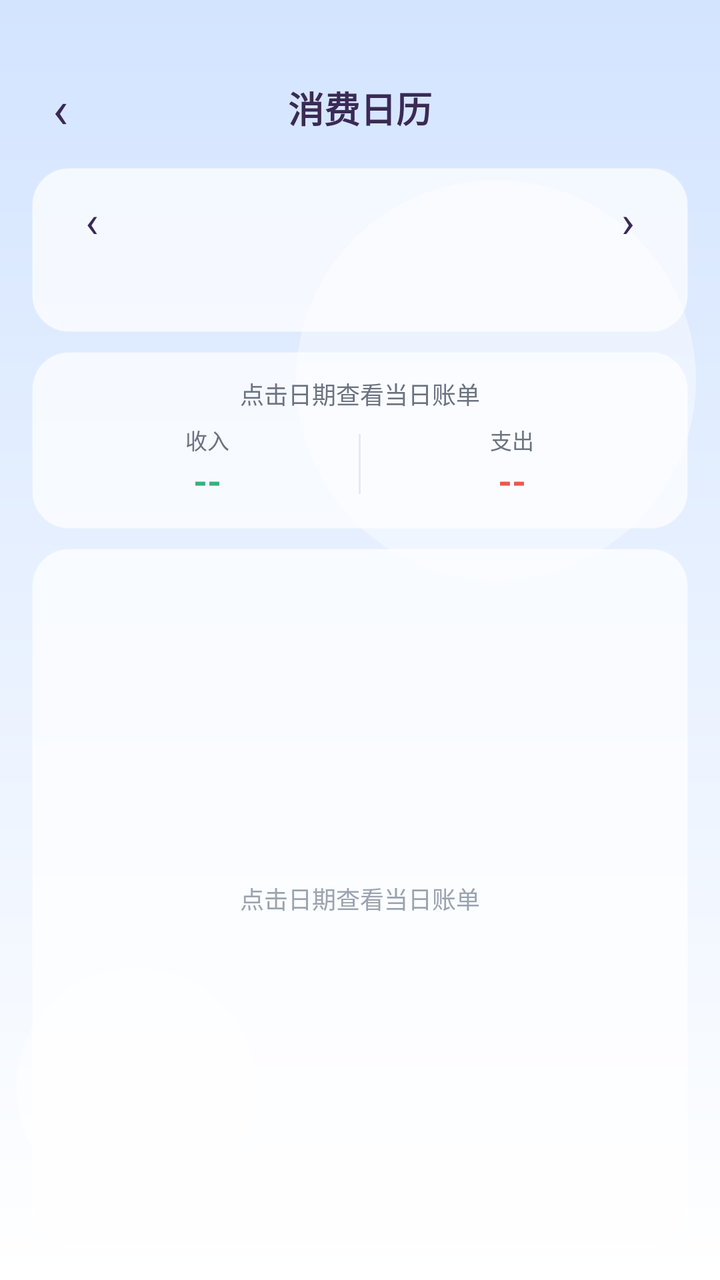
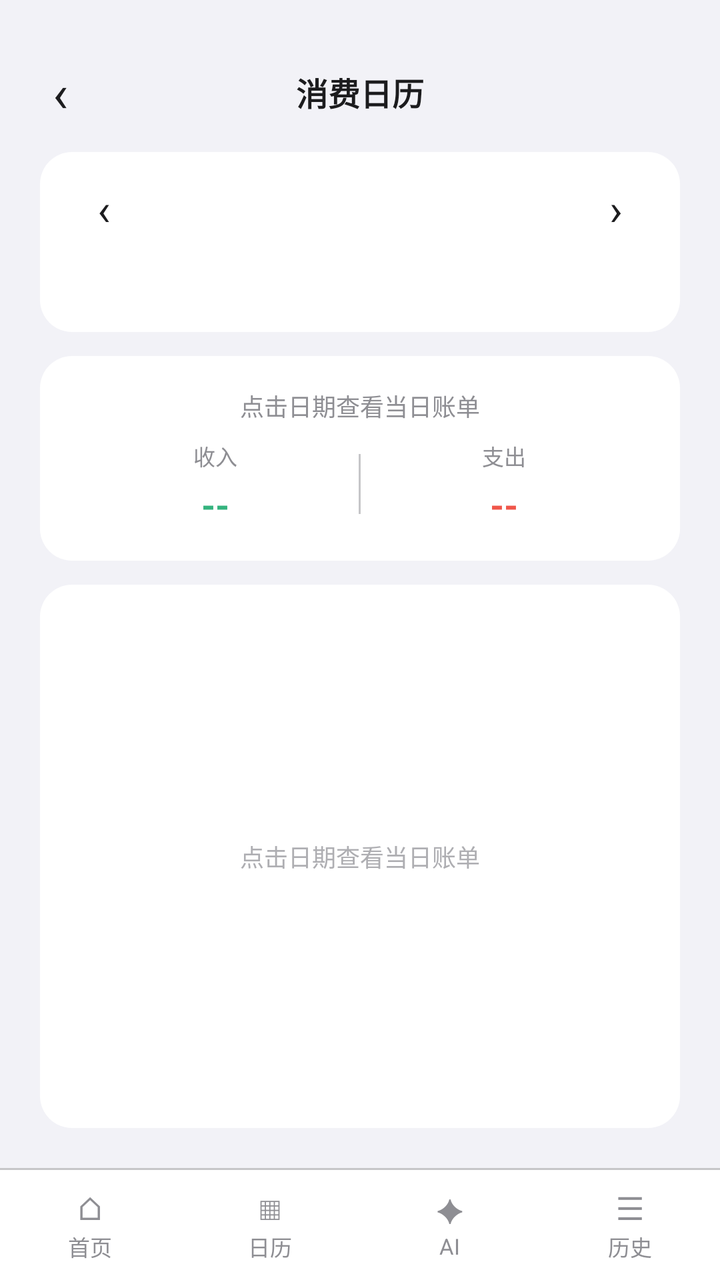

Before-and-after screenshots of an Android layout around one commit, followed by the original layout XML and the change that was made.
<!-- AndroidManifest.xml: application theme Theme.StudentBill -->
<!-- res/layout/activity_calendar.xml -->
<?xml version="1.0" encoding="utf-8"?>
<LinearLayout xmlns:android="http://schemas.android.com/apk/res/android"
    android:layout_width="match_parent"
    android:layout_height="match_parent"
    android:background="@drawable/bg_page_gradient"
    android:orientation="vertical">

    
    <LinearLayout
        android:layout_width="match_parent"
        android:layout_height="wrap_content"
        android:gravity="center_vertical"
        android:orientation="horizontal"
        android:paddingStart="8dp"
        android:paddingTop="32dp"
        android:paddingEnd="8dp"
        android:paddingBottom="8dp">

        <TextView
            android:id="@+id/btnBack"
            android:layout_width="44dp"
            android:layout_height="44dp"
            android:background="?attr/selectableItemBackgroundBorderless"
            android:clickable="true"
            android:contentDescription="@string/chat_back"
            android:focusable="true"
            android:gravity="center"
            android:text="@string/chat_back"
            android:textColor="@color/candy_ink"
            android:textSize="26sp" />

        <TextView
            android:id="@+id/tvTitle"
            android:layout_width="0dp"
            android:layout_height="wrap_content"
            android:layout_weight="1"
            android:gravity="center"
            android:text="@string/calendar_title"
            android:textColor="@color/candy_ink"
            android:textSize="18sp"
            android:textStyle="bold" />

        <View
            android:layout_width="44dp"
            android:layout_height="44dp" />

    </LinearLayout>

    
    <LinearLayout
        android:layout_width="match_parent"
        android:layout_height="wrap_content"
        android:layout_marginStart="16dp"
        android:layout_marginEnd="16dp"
        android:background="@drawable/bg_candy_glass"
        android:orientation="vertical"
        android:paddingStart="10dp"
        android:paddingTop="6dp"
        android:paddingEnd="10dp"
        android:paddingBottom="10dp">

        <LinearLayout
            android:layout_width="match_parent"
            android:layout_height="wrap_content"
            android:gravity="center_vertical"
            android:orientation="horizontal">

            <TextView
                android:id="@+id/btnPrevMonth"
                android:layout_width="40dp"
                android:layout_height="40dp"
                android:background="?attr/selectableItemBackgroundBorderless"
                android:clickable="true"
                android:contentDescription="@string/month_picker_label"
                android:focusable="true"
                android:gravity="center"
                android:text="@string/calendar_arrow_prev"
                android:textColor="@color/candy_ink"
                android:textSize="22sp" />

            <TextView
                android:id="@+id/tvMonthLabel"
                android:layout_width="0dp"
                android:layout_height="wrap_content"
                android:layout_weight="1"
                android:gravity="center"
                android:textColor="@color/candy_ink"
                android:textSize="16sp"
                android:textStyle="bold" />

            <TextView
                android:id="@+id/btnNextMonth"
                android:layout_width="40dp"
                android:layout_height="40dp"
                android:background="?attr/selectableItemBackgroundBorderless"
                android:clickable="true"
                android:contentDescription="@string/month_picker_label"
                android:focusable="true"
                android:gravity="center"
                android:text="@string/calendar_arrow_next"
                android:textColor="@color/candy_ink"
                android:textSize="22sp" />

        </LinearLayout>

        <LinearLayout
            android:id="@+id/weekHeaderRow"
            android:layout_width="match_parent"
            android:layout_height="26dp"
            android:orientation="horizontal" />

        <LinearLayout
            android:id="@+id/calendarGrid"
            android:layout_width="match_parent"
            android:layout_height="wrap_content"
            android:orientation="vertical" />

    </LinearLayout>

    
    <LinearLayout
        android:layout_width="match_parent"
        android:layout_height="wrap_content"
        android:layout_marginStart="16dp"
        android:layout_marginTop="10dp"
        android:layout_marginEnd="16dp"
        android:background="@drawable/bg_candy_glass"
        android:orientation="vertical"
        android:padding="12dp">

        <TextView
            android:id="@+id/tvSummaryDate"
            android:layout_width="match_parent"
            android:layout_height="wrap_content"
            android:gravity="center"
            android:text="@string/calendar_select_hint"
            android:textColor="@color/text_secondary"
            android:textSize="@dimen/text_caption" />

        <LinearLayout
            android:layout_width="match_parent"
            android:layout_height="wrap_content"
            android:layout_marginTop="6dp"
            android:gravity="center_vertical"
            android:orientation="horizontal">

            <LinearLayout
                android:layout_width="0dp"
                android:layout_height="wrap_content"
                android:layout_weight="1"
                android:gravity="center"
                android:orientation="vertical">

                <TextView
                    android:layout_width="wrap_content"
                    android:layout_height="wrap_content"
                    android:text="@string/calendar_income_label"
                    android:textColor="@color/text_secondary"
                    android:textSize="11sp" />

                <TextView
                    android:id="@+id/tvDayIncome"
                    android:layout_width="wrap_content"
                    android:layout_height="wrap_content"
                    android:text="--"
                    android:textColor="@color/color_income"
                    android:textSize="18sp"
                    android:textStyle="bold" />

            </LinearLayout>

            <View
                android:layout_width="1dp"
                android:layout_height="30dp"
                android:background="@color/divider" />

            <LinearLayout
                android:layout_width="0dp"
                android:layout_height="wrap_content"
                android:layout_weight="1"
                android:gravity="center"
                android:orientation="vertical">

                <TextView
                    android:layout_width="wrap_content"
                    android:layout_height="wrap_content"
                    android:text="@string/calendar_expense_label"
                    android:textColor="@color/text_secondary"
                    android:textSize="11sp" />

                <TextView
                    android:id="@+id/tvDayExpense"
                    android:layout_width="wrap_content"
                    android:layout_height="wrap_content"
                    android:text="--"
                    android:textColor="@color/color_warning"
                    android:textSize="18sp"
                    android:textStyle="bold" />

            </LinearLayout>

        </LinearLayout>

    </LinearLayout>

    
    <FrameLayout
        android:layout_width="match_parent"
        android:layout_height="0dp"
        android:layout_weight="1"
        android:layout_marginStart="16dp"
        android:layout_marginTop="10dp"
        android:layout_marginEnd="16dp"
        android:layout_marginBottom="16dp"
        android:background="@drawable/bg_candy_glass">

        <androidx.recyclerview.widget.RecyclerView
            android:id="@+id/rvDayBills"
            android:layout_width="match_parent"
            android:layout_height="match_parent"
            android:clipToPadding="false"
            android:padding="10dp"
            android:scrollbars="none" />

        <TextView
            android:id="@+id/tvDayEmpty"
            android:layout_width="match_parent"
            android:layout_height="match_parent"
            android:gravity="center"
            android:text="@string/calendar_select_hint"
            android:textColor="@color/text_hint"
            android:textSize="@dimen/text_caption" />

    </FrameLayout>

</LinearLayout>
<!-- resources referenced by this layout -->
<resources>
  <color name="candy_ink">#3A2A55</color>
  <color name="color_income">#34B37E</color>
  <color name="color_warning">#F0564A</color>
  <color name="divider">#E5E9F2</color>
  <color name="text_hint">#9AA3AF</color>
  <color name="text_secondary">#6B7280</color>
  <dimen name="text_caption">12sp</dimen>
  <!-- drawable bg_candy_glass (drawable) -->
  <?xml version="1.0" encoding="utf-8"?>
  <shape xmlns:android="http://schemas.android.com/apk/res/android"
      android:shape="rectangle">
      <solid android:color="@color/candy_glass" />
      <corners android:radius="18dp" />
      <stroke
          android:width="1dp"
          android:color="@color/candy_line" />
  </shape>
  <!-- drawable bg_page_gradient (drawable) -->
  <?xml version="1.0" encoding="utf-8"?>
  <layer-list xmlns:android="http://schemas.android.com/apk/res/android">
  
      
      <item>
          <shape android:shape="rectangle">
              <gradient
                  android:angle="270"
                  android:endColor="@color/bg_card"
                  android:startColor="@color/page_blue" />
          </shape>
      </item>
  
      
      <item
          android:width="200dp"
          android:height="200dp"
          android:gravity="top|end"
          android:right="12dp"
          android:top="90dp">
          <shape android:shape="oval">
              <solid android:color="@color/page_bubble" />
          </shape>
      </item>
  
      <item
          android:width="120dp"
          android:height="120dp"
          android:gravity="bottom|start"
          android:bottom="36dp"
          android:left="8dp">
          <shape android:shape="oval">
              <solid android:color="@color/page_bubble" />
          </shape>
      </item>
  
  </layer-list>
  <string name="calendar_arrow_next">›</string>
  <string name="calendar_arrow_prev">‹</string>
  <string name="calendar_expense_label">支出</string>
  <string name="calendar_income_label">收入</string>
  <string name="calendar_select_hint">点击日期查看当日账单</string>
  <string name="calendar_title">消费日历</string>
  <string name="chat_back">‹</string>
  <string name="month_picker_label">切换月份</string>
  <style name="Theme.StudentBill" parent="Theme.AppCompat.Light.NoActionBar">
          <item name="colorPrimary">@color/color_primary</item>
          <item name="colorPrimaryDark">@color/color_primary_dark</item>
          <item name="colorAccent">@color/color_primary</item>
          <item name="android:windowLightStatusBar">true</item>
          <item name="android:statusBarColor">@color/page_blue</item>
          <item name="android:navigationBarColor">@color/bg_card</item>
          <item name="android:windowBackground">@drawable/bg_page_gradient</item>
          <item name="android:textColorPrimary">@color/text_primary</item>
          <item name="android:textColorSecondary">@color/text_secondary</item>
      </style>
  <color name="candy_glass">#B8FFFFFF</color>
  <color name="candy_line">#59FFFFFF</color>
  <color name="bg_card">#FFFFFF</color>
  <color name="page_blue">#D3E4FF</color>
  <color name="page_bubble">#66FFFFFF</color>
  <color name="color_primary">#2F6FED</color>
  <color name="color_primary_dark">#1E4FBD</color>
  <color name="text_primary">#1F2430</color>
</resources>

<!-- the commit's change to res/layout/activity_calendar.xml (unified diff, before → after) -->
@@ -11,10 +11,10 @@
         android:layout_height="wrap_content"
         android:gravity="center_vertical"
         android:orientation="horizontal"
-        android:paddingStart="8dp"
-        android:paddingTop="32dp"
-        android:paddingEnd="8dp"
-        android:paddingBottom="8dp">
+        android:paddingStart="@dimen/space_sm"
+        android:paddingTop="@dimen/space_xl"
+        android:paddingEnd="@dimen/space_sm"
+        android:paddingBottom="@dimen/space_sm">
 
         <TextView
             android:id="@+id/btnBack"
@@ -26,7 +26,7 @@
             android:focusable="true"
             android:gravity="center"
             android:text="@string/chat_back"
-            android:textColor="@color/candy_ink"
+            android:textColor="@color/text_primary"
             android:textSize="26sp" />
 
         <TextView
@@ -36,8 +36,8 @@
             android:layout_weight="1"
             android:gravity="center"
             android:text="@string/calendar_title"
-            android:textColor="@color/candy_ink"
-            android:textSize="18sp"
+            android:textColor="@color/text_primary"
+            android:textSize="@dimen/text_card_title"
             android:textStyle="bold" />
 
         <View
@@ -50,14 +50,15 @@
     <LinearLayout
         android:layout_width="match_parent"
         android:layout_height="wrap_content"
-        android:layout_marginStart="16dp"
-        android:layout_marginEnd="16dp"
-        android:background="@drawable/bg_candy_glass"
+        android:layout_marginStart="@dimen/page_padding"
+        android:layout_marginEnd="@dimen/page_padding"
+        android:background="@drawable/bg_card"
+        android:elevation="0dp"
         android:orientation="vertical"
-        android:paddingStart="10dp"
-        android:paddingTop="6dp"
-        android:paddingEnd="10dp"
-        android:paddingBottom="10dp">
+        android:paddingStart="@dimen/space_md"
+        android:paddingTop="@dimen/space_sm"
+        android:paddingEnd="@dimen/space_md"
+        android:paddingBottom="@dimen/space_md">
 
         <LinearLayout
             android:layout_width="match_parent"
@@ -75,7 +76,7 @@
                 android:focusable="true"
                 android:gravity="center"
                 android:text="@string/calendar_arrow_prev"
-                android:textColor="@color/candy_ink"
+                android:textColor="@color/text_primary"
                 android:textSize="22sp" />
 
             <TextView
@@ -84,8 +85,8 @@
                 android:layout_height="wrap_content"
                 android:layout_weight="1"
                 android:gravity="center"
-                android:textColor="@color/candy_ink"
-                android:textSize="16sp"
+                android:textColor="@color/text_primary"
+                android:textSize="@dimen/text_card_title"
                 android:textStyle="bold" />
 
             <TextView
@@ -98,7 +99,7 @@
                 android:focusable="true"
                 android:gravity="center"
                 android:text="@string/calendar_arrow_next"
-                android:textColor="@color/candy_ink"
+                android:textColor="@color/text_primary"
                 android:textSize="22sp" />
 
         </LinearLayout>
@@ -107,6 +108,7 @@
             android:id="@+id/weekHeaderRow"
             android:layout_width="match_parent"
             android:layout_height="26dp"
+            android:layout_marginTop="@dimen/space_xs"
             android:orientation="horizontal" />
 
         <LinearLayout
@@ -121,12 +123,13 @@
     <LinearLayout
         android:layout_width="match_parent"
         android:layout_height="wrap_content"
-        android:layout_marginStart="16dp"
-        android:layout_marginTop="10dp"
-        android:layout_marginEnd="16dp"
-        android:background="@drawable/bg_candy_glass"
+        android:layout_marginStart="@dimen/page_padding"
+        android:layout_marginTop="@dimen/card_margin_vertical"
+        android:layout_marginEnd="@dimen/page_padding"
+        android:background="@drawable/bg_card"
+        android:elevation="0dp"
         android:orientation="vertical"
-        android:padding="12dp">
+        android:padding="@dimen/card_padding">
 
         <TextView
             android:id="@+id/tvSummaryDate"
@@ -140,7 +143,7 @@
         <LinearLayout
             android:layout_width="match_parent"
             android:layout_height="wrap_content"
-            android:layout_marginTop="6dp"
+            android:layout_marginTop="@dimen/space_sm"
             android:gravity="center_vertical"
             android:orientation="horizontal">
 
@@ -162,6 +165,7 @@
                     android:id="@+id/tvDayIncome"
                     android:layout_width="wrap_content"
                     android:layout_height="wrap_content"
+                    android:layout_marginTop="@dimen/space_xs"
                     android:text="--"
                     android:textColor="@color/color_income"
                     android:textSize="18sp"
@@ -192,6 +196,7 @@
                     android:id="@+id/tvDayExpense"
                     android:layout_width="wrap_content"
                     android:layout_height="wrap_content"
+                    android:layout_marginTop="@dimen/space_xs"
                     android:text="--"
                     android:textColor="@color/color_warning"
                     android:textSize="18sp"
@@ -207,19 +212,20 @@
     <FrameLayout
         android:layout_width="match_parent"
         android:layout_height="0dp"
+        android:layout_marginStart="@dimen/page_padding"
+        android:layout_marginTop="@dimen/card_margin_vertical"
+        android:layout_marginEnd="@dimen/page_padding"
+        android:layout_marginBottom="@dimen/page_padding"
         android:layout_weight="1"
-        android:layout_marginStart="16dp"
-        android:layout_marginTop="10dp"
-        android:layout_marginEnd="16dp"
-        android:layout_marginBottom="16dp"
-        android:background="@drawable/bg_candy_glass">
+        android:background="@drawable/bg_card"
+        android:elevation="0dp">
 
         <androidx.recyclerview.widget.RecyclerView
             android:id="@+id/rvDayBills"
             android:layout_width="match_parent"
             android:layout_height="match_parent"
             android:clipToPadding="false"
-            android:padding="10dp"
+            android:padding="@dimen/space_md"
             android:scrollbars="none" />
 
         <TextView
@@ -233,4 +239,143 @@
 
     </FrameLayout>
 
+    <include layout="@layout/include_bottom_tabs" />
+
 </LinearLayout>
+<!-- res/layout/include_bottom_tabs.xml (included above) -->
+<?xml version="1.0" encoding="utf-8"?>
+<LinearLayout xmlns:android="http://schemas.android.com/apk/res/android"
+    android:id="@+id/bottomTabs"
+    android:layout_width="match_parent"
+    android:layout_height="wrap_content"
+    android:background="@drawable/bg_tab_bar"
+    android:orientation="vertical">
+
+    <LinearLayout
+        android:layout_width="match_parent"
+        android:layout_height="@dimen/tab_bar_height"
+        android:baselineAligned="false"
+        android:gravity="center_vertical"
+        android:orientation="horizontal">
+
+        <LinearLayout
+            android:id="@+id/tabHome"
+            android:layout_width="0dp"
+            android:layout_height="match_parent"
+            android:layout_marginStart="4dp"
+            android:layout_marginTop="6dp"
+            android:layout_marginEnd="4dp"
+            android:layout_marginBottom="6dp"
+            android:layout_weight="1"
+            android:clickable="true"
+            android:contentDescription="@string/tab_home"
+            android:focusable="true"
+            android:gravity="center"
+            android:orientation="vertical">
+
+            <TextView
+                android:layout_width="wrap_content"
+                android:layout_height="wrap_content"
+                android:text="⌂"
+                android:textColor="@color/text_secondary"
+                android:textSize="16sp" />
+
+            <TextView
+                android:layout_width="wrap_content"
+                android:layout_height="wrap_content"
+                android:text="@string/tab_home"
+                android:textColor="@color/text_secondary"
+                android:textSize="11sp" />
+        </LinearLayout>
+
+        <LinearLayout
+            android:id="@+id/tabCalendar"
+            android:layout_width="0dp"
+            android:layout_height="match_parent"
+            android:layout_marginStart="4dp"
+            android:layout_marginTop="6dp"
+            android:layout_marginEnd="4dp"
+            android:layout_marginBottom="6dp"
+            android:layout_weight="1"
+            android:clickable="true"
+            android:contentDescription="@string/tab_calendar"
+            android:focusable="true"
+            android:gravity="center"
+            android:orientation="vertical">
+
+            <TextView
+                android:layout_width="wrap_content"
+                android:layout_height="wrap_content"
+                android:text="▦"
+                android:textColor="@color/text_secondary"
+                android:textSize="16sp" />
+
+            <TextView
+                android:layout_width="wrap_content"
+                android:layout_height="wrap_content"
+                android:text="@string/tab_calendar"
+                android:textColor="@color/text_secondary"
+                android:textSize="11sp" />
+        </LinearLayout>
+
+        <LinearLayout
+            android:id="@+id/tabAi"
+            android:layout_width="0dp"
+            android:layout_height="match_parent"
+            android:layout_marginStart="4dp"
+            android:layout_marginTop="6dp"
+            android:layout_marginEnd="4dp"
+            android:layout_marginBottom="6dp"
+            android:layout_weight="1"
+            android:clickable="true"
+            android:contentDescription="@string/tab_ai"
+            android:focusable="true"
+            android:gravity="center"
+            android:orientation="vertical">
+
+            <TextView
+                android:layout_width="wrap_content"
+                android:layout_height="wrap_content"
+                android:text="✦"
+                android:textColor="@color/text_secondary"
+                android:textSize="16sp" />
+
+            <TextView
+                android:layout_width="wrap_content"
+                android:layout_height="wrap_content"
+                android:text="@string/tab_ai"
+                android:textColor="@color/text_secondary"
+                android:textSize="11sp" />
+        </LinearLayout>
+
+        <LinearLayout
+            android:id="@+id/tabHistory"
+            android:layout_width="0dp"
+            android:layout_height="match_parent"
+            android:layout_marginStart="4dp"
+            android:layout_marginTop="6dp"
+            android:layout_marginEnd="4dp"
+            android:layout_marginBottom="6dp"
+            android:layout_weight="1"
+            android:clickable="true"
+            android:contentDescription="@string/tab_history"
+            android:focusable="true"
+            android:gravity="center"
+            android:orientation="vertical">
+
+            <TextView
+                android:layout_width="wrap_content"
+                android:layout_height="wrap_content"
+                android:text="☰"
+                android:textColor="@color/text_secondary"
+                android:textSize="16sp" />
+
+            <TextView
+                android:layout_width="wrap_content"
+                android:layout_height="wrap_content"
+                android:text="@string/tab_history"
+                android:textColor="@color/text_secondary"
+                android:textSize="11sp" />
+        </LinearLayout>
+    </LinearLayout>
+</LinearLayout>
<!-- resource entries referenced after the edit -->
@@ -1,59 +1,46 @@
 <!-- resources referenced by this layout -->
 <resources>
-  <color name="candy_ink">#3A2A55</color>
   <color name="color_income">#34B37E</color>
   <color name="color_warning">#F0564A</color>
-  <color name="divider">#E5E9F2</color>
-  <color name="text_hint">#9AA3AF</color>
-  <color name="text_secondary">#6B7280</color>
+  <color name="divider">#C6C6C8</color>
+  <color name="text_hint">#AEAEB2</color>
+  <color name="text_secondary">#8E8E93</color>
+  <dimen name="card_margin_vertical">12dp</dimen>
+  <dimen name="card_padding">16dp</dimen>
+  <dimen name="page_padding">20dp</dimen>
+  <dimen name="space_md">12dp</dimen>
+  <dimen name="space_sm">8dp</dimen>
+  <dimen name="space_xl">24dp</dimen>
+  <dimen name="space_xs">4dp</dimen>
+  <dimen name="tab_bar_height">56dp</dimen>
   <dimen name="text_caption">12sp</dimen>
-  <!-- drawable bg_candy_glass (drawable) -->
+  <dimen name="text_card_title">16sp</dimen>
+  <!-- drawable bg_card (drawable) -->
   <?xml version="1.0" encoding="utf-8"?>
   <shape xmlns:android="http://schemas.android.com/apk/res/android"
       android:shape="rectangle">
-      <solid android:color="@color/candy_glass" />
-      <corners android:radius="18dp" />
-      <stroke
-          android:width="1dp"
-          android:color="@color/candy_line" />
+      <solid android:color="@color/bg_card" />
+      <corners android:radius="@dimen/card_radius" />
   </shape>
   <!-- drawable bg_page_gradient (drawable) -->
   <?xml version="1.0" encoding="utf-8"?>
+  <shape xmlns:android="http://schemas.android.com/apk/res/android"
+      android:shape="rectangle">
+      <solid android:color="@color/bg_page" />
+  </shape>
+  <!-- drawable bg_tab_bar (drawable) -->
+  <?xml version="1.0" encoding="utf-8"?>
   <layer-list xmlns:android="http://schemas.android.com/apk/res/android">
-  
-      
       <item>
           <shape android:shape="rectangle">
-              <gradient
-                  android:angle="270"
-                  android:endColor="@color/bg_card"
-                  android:startColor="@color/page_blue" />
+              <solid android:color="#FFFFFF" />
           </shape>
       </item>
-  
-      
-      <item
-          android:width="200dp"
-          android:height="200dp"
-          android:gravity="top|end"
-          android:right="12dp"
-          android:top="90dp">
-          <shape android:shape="oval">
-              <solid android:color="@color/page_bubble" />
+      <item android:gravity="top" android:height="1dp">
+          <shape android:shape="rectangle">
+              <solid android:color="@color/separator" />
           </shape>
       </item>
-  
-      <item
-          android:width="120dp"
-          android:height="120dp"
-          android:gravity="bottom|start"
-          android:bottom="36dp"
-          android:left="8dp">
-          <shape android:shape="oval">
-              <solid android:color="@color/page_bubble" />
-          </shape>
-      </item>
-  
   </layer-list>
   <string name="calendar_arrow_next">›</string>
   <string name="calendar_arrow_prev">‹</string>
@@ -63,24 +50,28 @@
   <string name="calendar_title">消费日历</string>
   <string name="chat_back">‹</string>
   <string name="month_picker_label">切换月份</string>
+  <string name="tab_ai">AI</string>
+  <string name="tab_calendar">日历</string>
+  <string name="tab_history">历史</string>
+  <string name="tab_home">首页</string>
   <style name="Theme.StudentBill" parent="Theme.AppCompat.Light.NoActionBar">
           <item name="colorPrimary">@color/color_primary</item>
           <item name="colorPrimaryDark">@color/color_primary_dark</item>
           <item name="colorAccent">@color/color_primary</item>
           <item name="android:windowLightStatusBar">true</item>
-          <item name="android:statusBarColor">@color/page_blue</item>
+          <item name="android:statusBarColor">@color/page_bg_start</item>
           <item name="android:navigationBarColor">@color/bg_card</item>
           <item name="android:windowBackground">@drawable/bg_page_gradient</item>
           <item name="android:textColorPrimary">@color/text_primary</item>
           <item name="android:textColorSecondary">@color/text_secondary</item>
       </style>
-  <color name="candy_glass">#B8FFFFFF</color>
-  <color name="candy_line">#59FFFFFF</color>
   <color name="bg_card">#FFFFFF</color>
-  <color name="page_blue">#D3E4FF</color>
-  <color name="page_bubble">#66FFFFFF</color>
-  <color name="color_primary">#2F6FED</color>
-  <color name="color_primary_dark">#1E4FBD</color>
-  <color name="text_primary">#1F2430</color>
+  <dimen name="card_radius">16dp</dimen>
+  <color name="bg_page">#F2F2F7</color>
+  <color name="separator">#C6C6C8</color>
+  <color name="color_primary">#5BB8F5</color>
+  <color name="color_primary_dark">#3A9FE0</color>
+  <color name="page_bg_start">#F2F2F7</color>
+  <color name="text_primary">#1C1C1E</color>
 </resources>
 
